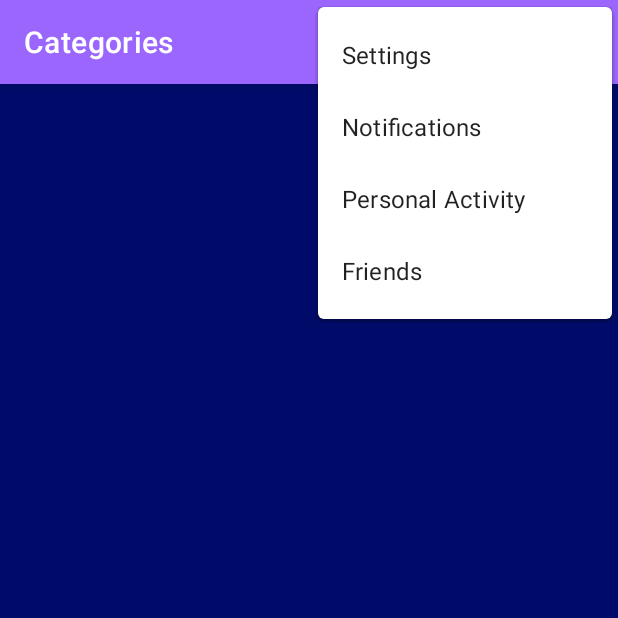
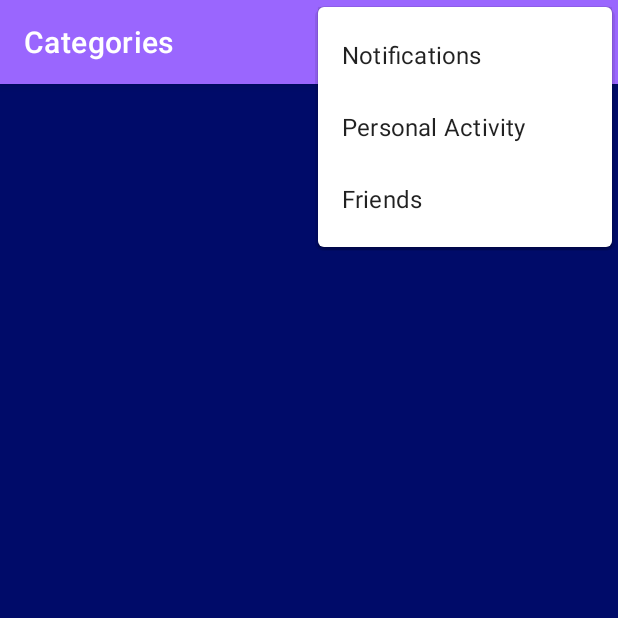
Before and after one commit to portryan/Truth-or-Err-Capstone, an Android app: the Categories screen opened directly, with no data from a screen before it, with the options menu open, on a phone screen of 412 x 824 dp, the top half of it. Run offline under Robolectric (Android 15) with nearby library versions, the phone set to English and light mode, and no system bars.

Commit message:
Removed settings from options menu

```diff
--- a/app/src/main/res/menu/main_menu.xml
+++ b/app/src/main/res/menu/main_menu.xml
@@ -13,11 +13,6 @@
         android:title="Profile"
         app:showAsAction="always" />
     <item
-        android:id="@+id/action_settings"
-        android:orderInCategory="102"
-        android:title="Settings"
-        app:showAsAction="never" />
-    <item
         android:id="@+id/action_notifications"
         android:orderInCategory="103"
         android:title="Notifications" />
```
